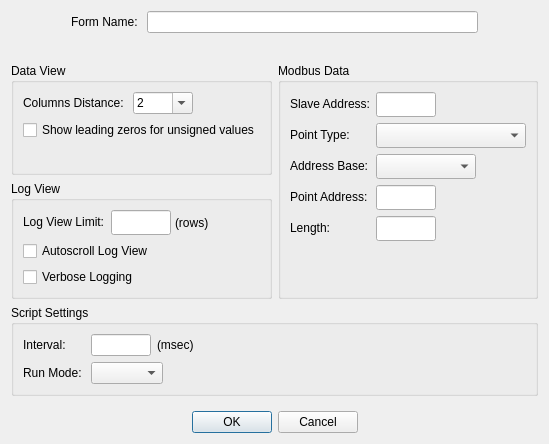
Old version of the form src/dialogs/dialogdisplaydefinition.ui in the repository sanny32/OpenModSim.
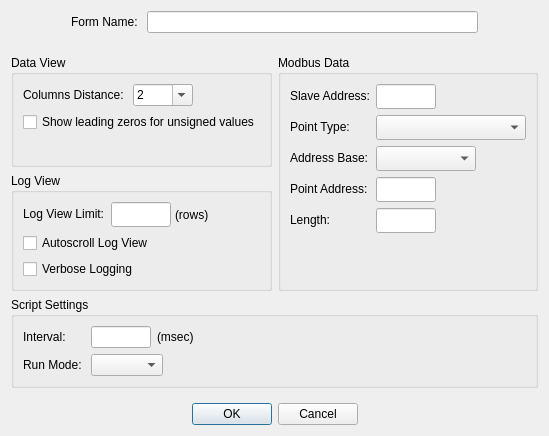
New version of the form. Custom widgets are drawn as their Qt base class.

Commit message: Added JavaScript banner

```diff
--- a/src/dialogs/dialogdisplaydefinition.ui
+++ b/src/dialogs/dialogdisplaydefinition.ui
@@ -7,7 +7,7 @@
     <x>0</x>
     <y>0</y>
     <width>537</width>
-    <height>444</height>
+    <height>436</height>
    </rect>
   </property>
   <property name="windowTitle">
@@ -353,31 +353,14 @@
       <string>Script Settings</string>
      </property>
      <layout class="QFormLayout" name="formLayout_5">
-      <item row="2" column="1">
-       <widget class="RunModeComboBox" name="comboBoxScriptRunMode">
-        <property name="sizePolicy">
-         <sizepolicy hsizetype="Fixed" vsizetype="Fixed">
-          <horstretch>0</horstretch>
-          <verstretch>0</verstretch>
-         </sizepolicy>
-        </property>
-       </widget>
-      </item>
-      <item row="2" column="0">
-       <widget class="QLabel" name="labelRunMode">
-        <property name="text">
-         <string>Run Mode: </string>
-        </property>
-       </widget>
-      </item>
-      <item row="1" column="0">
+      <item row="0" column="0">
        <widget class="QLabel" name="labelInterval">
         <property name="text">
          <string>Interval: </string>
         </property>
        </widget>
       </item>
-      <item row="1" column="1">
+      <item row="0" column="1">
        <layout class="QHBoxLayout" name="horizontalLayout_3">
         <item>
          <widget class="NumericLineEdit" name="lineEditScriptInterval">
@@ -404,6 +387,23 @@
         </item>
        </layout>
       </item>
+      <item row="1" column="0">
+       <widget class="QLabel" name="labelRunMode">
+        <property name="text">
+         <string>Run Mode: </string>
+        </property>
+       </widget>
+      </item>
+      <item row="1" column="1">
+       <widget class="RunModeComboBox" name="comboBoxScriptRunMode">
+        <property name="sizePolicy">
+         <sizepolicy hsizetype="Fixed" vsizetype="Fixed">
+          <horstretch>0</horstretch>
+          <verstretch>0</verstretch>
+         </sizepolicy>
+        </property>
+       </widget>
+      </item>
      </layout>
     </widget>
    </item>
```
Left out of the diff: 6 changed lines with no effect on the pictures. The commit also changes 8 other files.
